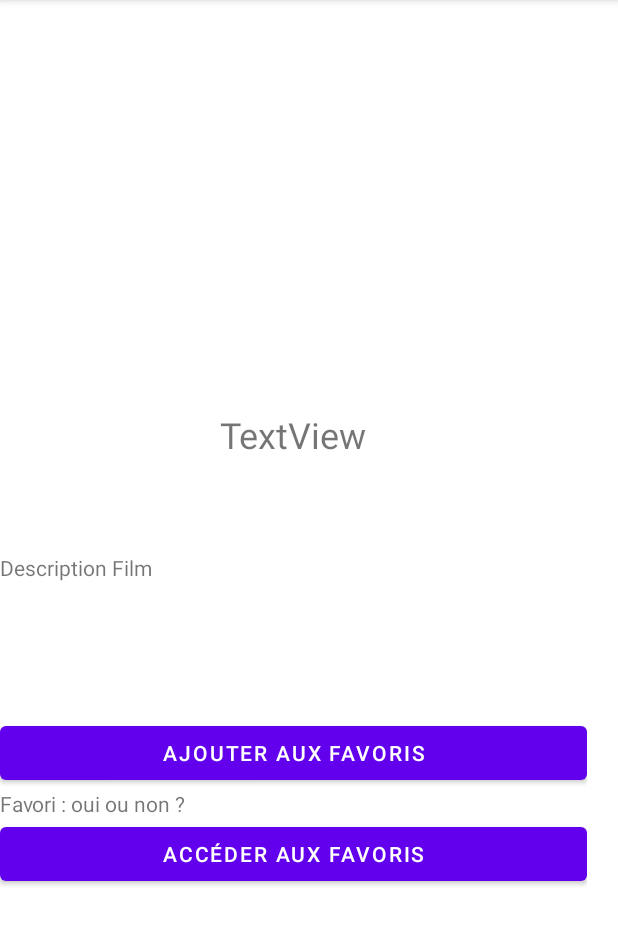
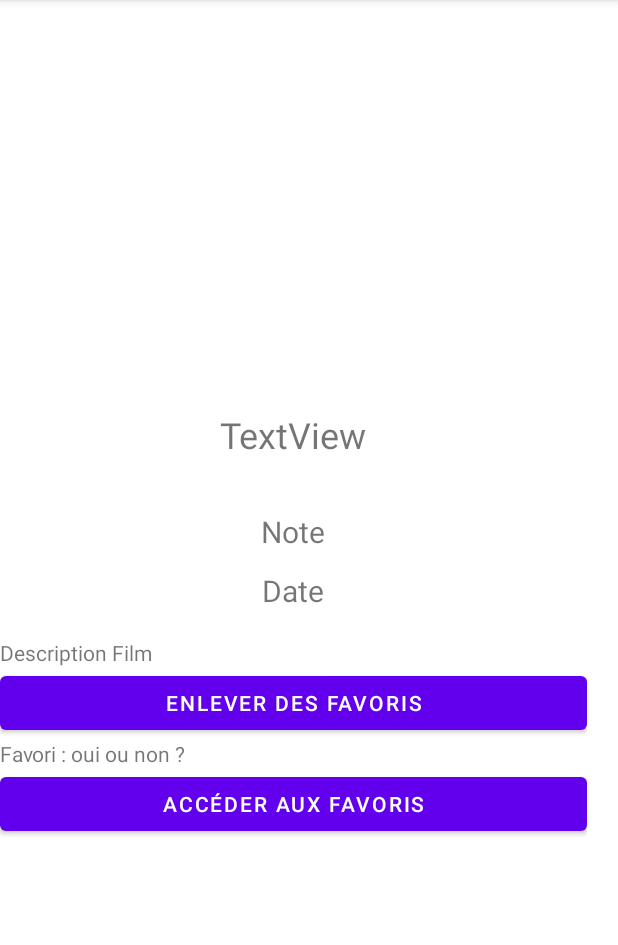
Before and after one commit to MauquieLouis/MovieDB, an Android app: the DetailActivity screen opened directly, with no data from a screen before it, after a tap on "AJOUTER AUX FAVORIS", on a phone screen of 412 x 824 dp, the part 84-1029 px from its top. Run offline under Robolectric (Android 15) with nearby library versions, the phone set to English and light mode, and no system bars.

Commit message:
ajouter / enlver des favoris

```diff
--- a/app/src/main/java/com/example/moviedb/AsyncMovieDBJSONDataList.java
+++ b/app/src/main/java/com/example/moviedb/AsyncMovieDBJSONDataList.java
@@ -74,10 +74,14 @@ public class AsyncMovieDBJSONDataList extends AsyncTask<String, Void, JSONObject
                     String title = (String) array.getJSONObject(i).get("original_title");
                     String poster_path = (String) array.getJSONObject(i).get("poster_path").toString();
                     String backdrop_path = (String) array.getJSONObject(i).get("backdrop_path").toString();
+
                     int idFilm = (int) array.getJSONObject(i).get("id");
                     Log.i("JLMZ51", " Adding to adapter title : "+ title);
                     String urlImage = "https://image.tmdb.org/t/p/w300"+poster_path;
                     String urlImageBck = "https://image.tmdb.org/t/p/w500"+backdrop_path;
+                    if(backdrop_path == "null"){
+                        urlImageBck = null;
+                    }
                     adapter.add(title, urlImage, urlImageBck, idFilm);
                 }
                 adapter.notifyDataSetChanged();
--- a/app/src/main/java/com/example/moviedb/DetailActivity.java
+++ b/app/src/main/java/com/example/moviedb/DetailActivity.java
@@ -4,11 +4,18 @@ import androidx.appcompat.app.AppCompatActivity;
 
 import android.content.ContentValues;
 import android.content.Intent;
+import android.database.Cursor;
 import android.database.sqlite.SQLiteDatabase;
 import android.os.Bundle;
+import android.util.Log;
 import android.view.View;
+import android.widget.Button;
 import android.widget.ImageView;
 import android.widget.TextView;
+
+import java.util.ArrayList;
+import java.util.Arrays;
+import java.util.List;
 
 public class DetailActivity extends AppCompatActivity {
 
@@ -17,26 +24,58 @@ public class DetailActivity extends AppCompatActivity {
     private int idFilm;
     private SQLiteDatabase db;
     private SQLiteDatabase dbr;
+    private boolean favorite;
+    private Button favoriteButton;
 
     @Override
     protected void onCreate(Bundle savedInstanceState) {
         super.onCreate(savedInstanceState);
         setContentView(R.layout.activity_detail);
 
+        favoriteButton = (Button) findViewById(R.id.buttonfavorite);
+
+        int id_film = 0;
         Bundle extras = getIntent().getExtras();
         if(extras != null){
             String title = extras.getString("title");
             String url_img = extras.getString("url_img");
+            id_film = extras.getInt("id");
             idFilm = extras.getInt("id");
             tv = (TextView) findViewById(R.id.textViewTitle);
-            AsyncBitmapDownloader bmpD = new AsyncBitmapDownloader(this);
-            bmpD.execute(url_img);
+            Log.e("JLMZ51","le fameux lien : "+url_img);
+            if(url_img != null){
+                AsyncBitmapDownloader bmpD = new AsyncBitmapDownloader(this);
+                bmpD.execute(url_img);
+            }
             tv.setText(title);
         }
 
         MovieDbHelper dbHelper = new MovieDbHelper(getApplicationContext());
         db = dbHelper.getWritableDatabase();
         dbr = dbHelper.getReadableDatabase();
+        //Si l'identifiant du film n'est pas null
+        if(id_film != 0){
+            Log.e("JLMZ51 Detail","ID du film bien != 0");
+            String url = new String("https://api.themoviedb.org/3/movie/"+id_film+"?api_key=7172a8267c2ed5d17ca028017ddcb467&language=fr");
+            AsyncMovieDBJSONData task2 = new AsyncMovieDBJSONData(DetailActivity.this);
+            task2.execute(url);
+        }
+
+
+        Cursor cursor = dbr.rawQuery("SELECT * FROM "+ MovieContract.MovieEntry.TABLE_NAME +" WHERE "+MovieContract.MovieEntry.COLUMN_NAME_ID_FILM+" = "+id_film ,null);
+        if(cursor.getCount() <= 0){
+            Log.e("JLMZ51","LE FIIIIIIIIIIIIIIILM n'EsT pAs DaNs LeS FaVoRiS !:!:!");
+            //Afficher le bouton ajouter aux favoris
+            favorite = false;
+            favoriteButton.setText("Ajouter aux favoris");
+        }else{
+            Log.e("JLMZ51","LE FIIIIIIIIIIIIIIILM EsT DeJa DaNs LeS FaVoRiS !:!:!");
+            //Afficher le bouton supprimer des favoris
+            favorite = true;
+            favoriteButton.setText("Enlever des favoris");
+        }
+        cursor.close();
+        Log.e("JLMZ51","Film id : "+id_film+" Deuxieme version id : "+idFilm);
     }
 
     public void addFavorite(View view){
@@ -44,8 +83,29 @@ public class DetailActivity extends AppCompatActivity {
         values.put(MovieContract.MovieEntry.COLUMN_NAME_ID_FILM, idFilm);
         long newRowId = db.insert(MovieContract.MovieEntry.TABLE_NAME, null, values);
     }
+    public void toggleFavorite(View view){
+        if(favorite){
+            //Enlver des favoris + changer le texte du button
+            favorite = false;
+            String selection= MovieContract.MovieEntry.COLUMN_NAME_ID_FILM+" = ?";
+            String[] selectionArgs = {""+idFilm};
+            Log.e("JLMZ51", selectionArgs[0]);
+            int deletedRows = db.delete(MovieContract.MovieEntry.TABLE_NAME, selection,selectionArgs);
+            favoriteButton.setText("Ajouter aux favoris");
+        }else{
+            //Ajouter aux favoris + changer texte button.
+            favorite = true;
+            ContentValues values = new ContentValues();
+            values.put(MovieContract.MovieEntry.COLUMN_NAME_ID_FILM, idFilm);
+            long newRowId = db.insert(MovieContract.MovieEntry.TABLE_NAME, null, values);
+            favoriteButton.setText("Enlever des favoris");
+        }
+
+    }
 
     public void accesFavoris(View view){
+
+
         Intent i = new Intent(DetailActivity.this, FavorisActivity.class);
         startActivity(i);
     }
--- a/app/src/main/res/layout/activity_detail.xml
+++ b/app/src/main/res/layout/activity_detail.xml
@@ -6,6 +6,9 @@
     android:layout_height="match_parent"
     tools:context=".DetailActivity">
 
+    <ScrollView
+        android:layout_width="match_parent"
+        android:layout_height="match_parent">
         <LinearLayout
             android:layout_width="391dp"
             android:layout_height="849dp"
@@ -22,24 +25,40 @@
             <TextView
                 android:id="@+id/textViewTitle"
                 android:layout_width="match_parent"
-            android:layout_height="95dp"
+                android:layout_height="67dp"
                 android:text="TextView"
                 android:textAlignment="center"
                 android:textSize="24sp"
                 tools:textAlignment="center" />
 
             <TextView
-            android:id="@+id/textView"
+                android:id="@+id/textViewNote"
                 android:layout_width="match_parent"
-            android:layout_height="109dp"
+                android:layout_height="39dp"
+                android:text="Note"
+                android:textAlignment="center"
+                android:textSize="20sp" />
+
+            <TextView
+                android:id="@+id/textViewDate"
+                android:layout_width="match_parent"
+                android:layout_height="45dp"
+                android:text="Date"
+                android:textAlignment="center"
+                android:textSize="20sp" />
+
+            <TextView
+                android:id="@+id/textViewDescriptionFilm"
+                android:layout_width="match_parent"
+                android:layout_height="wrap_content"
                 android:text="Description Film" />
 
             <Button
-            android:id="@+id/button3"
+                android:id="@+id/buttonfavorite"
                 android:layout_width="match_parent"
                 android:layout_height="wrap_content"
                 android:text="Ajouter aux favoris"
-            android:onClick="addFavorite"/>
+                android:onClick="toggleFavorite"/>
 
             <TextView
                 android:id="@+id/textView2"
@@ -55,5 +74,8 @@
                 android:onClick="accesFavoris"/>
 
 
+
+
         </LinearLayout>
+    </ScrollView>
 </androidx.constraintlayout.widget.ConstraintLayout>
```
Also changed, not shown: app/src/main/java/com/example/moviedb/AsyncMovieDBJSONData.java (+24 -9 lines). Lines whose indentation alone changed are shown as unchanged.
